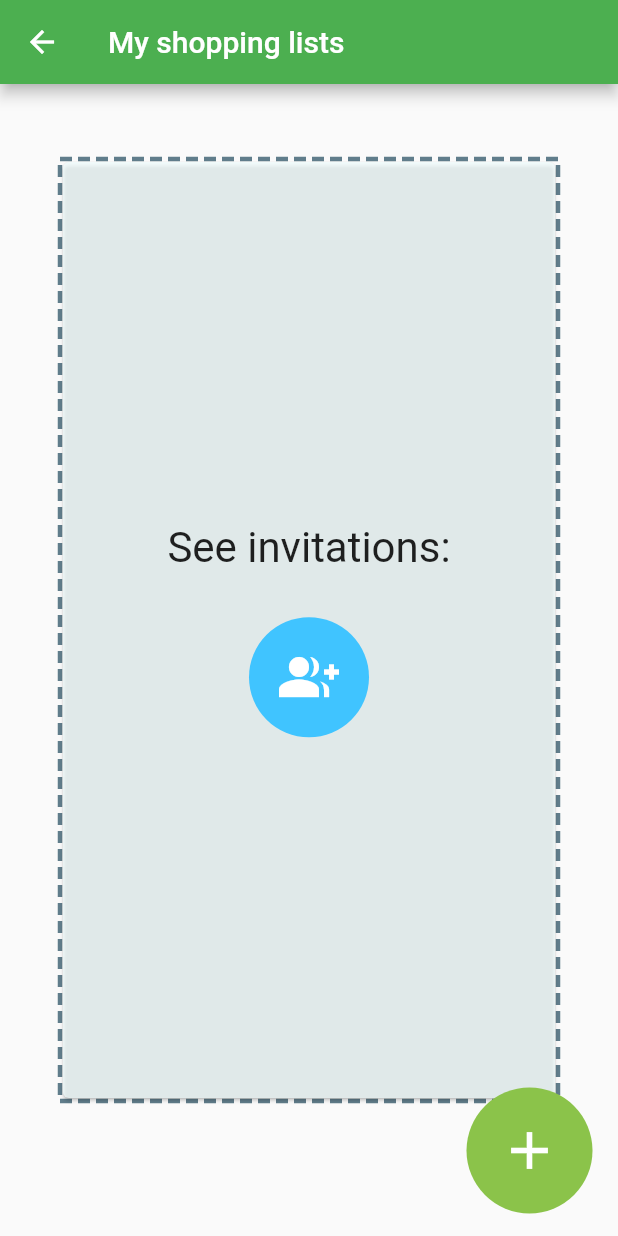
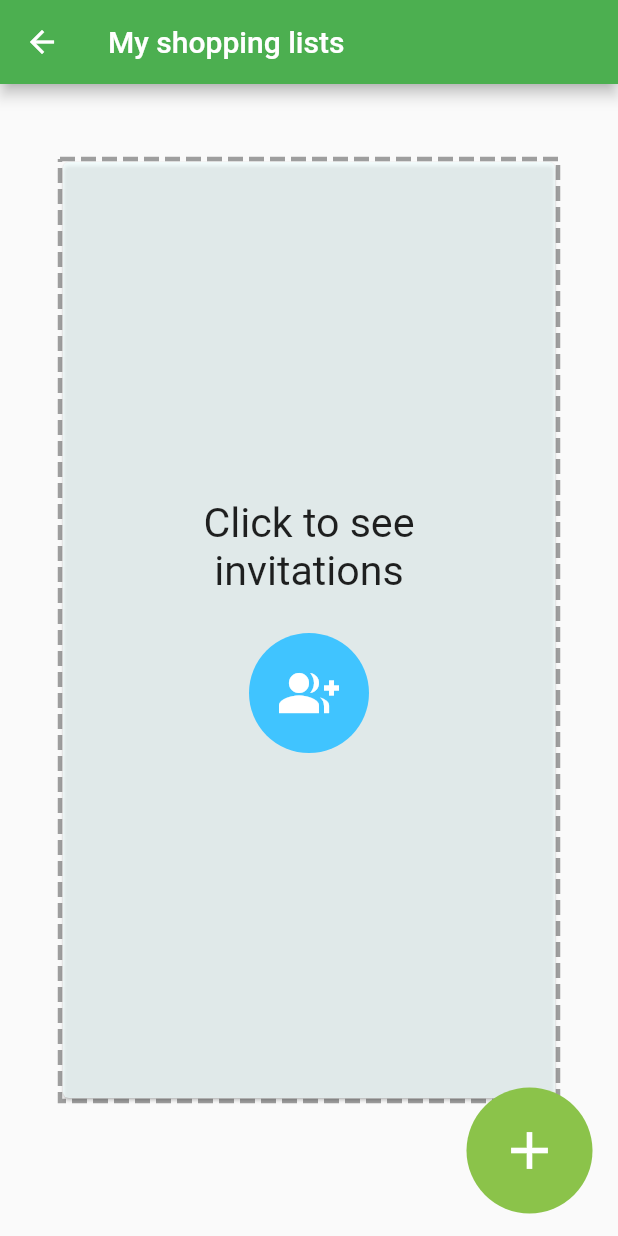
Before and after one commit to Delebrith/ShoppingM8-client, a Flutter app: the MainMenuWidget screen opened directly, after a tap on the "format list bulleted" icon, on a phone screen of 412 x 824 dp. Run offline on Flutter 3.47's test engine with Material 2 defaults, Android fonts, the phone set to English and light mode, and no system bars; drawn by our look-alikes of dotted_border; our stand-ins replace dio, dropdown_formfield, flutter_cache_manager, flutter_secure_storage, flutter_slidable, fluttericon and 4 more; missing offline and left inert: flutter_facebook_login; accounts and stored records are empty; network calls fail.

Commit message:
fix invitations tile style

```diff
--- a/shoppingm8_fe/lib/list/invitationsTileWidget.dart
+++ b/shoppingm8_fe/lib/list/invitationsTileWidget.dart
@@ -16,10 +16,9 @@ class InvitationsTileWidget extends StatelessWidget {
       width: double.infinity,
       padding: EdgeInsets.only(bottom: 90, top: 50, left: 40, right: 40),
       child: DottedBorder(
-        color: Colors.blueGrey,
-        dashPattern: [8, 4],
+        color: Colors.grey,
+        dashPattern: [10, 4],
         strokeWidth: 3,
-        strokeCap: StrokeCap.butt,
         child: Card(
           color: Color.fromARGB(180, 242, 255, 255),
           borderOnForeground: false,
@@ -36,12 +35,13 @@ class InvitationsTileWidget extends StatelessWidget {
                   crossAxisAlignment: CrossAxisAlignment.center,
                   children: <Widget>[
                     Padding(
-                      padding: EdgeInsets.all(15),
+                      padding: EdgeInsets.symmetric(horizontal: 15, vertical: 10),
                       child:
-                      Text("See invitations:",
+                      Text("Click to see \ninvitations",
                           style: TextStyle(
-                              fontSize: 28
-                          )
+                              fontSize: MediaQuery.of(context).size.width / 15
+                          ),
+                        textAlign: TextAlign.center,
                       ),
                     ),
                     Padding(
```
